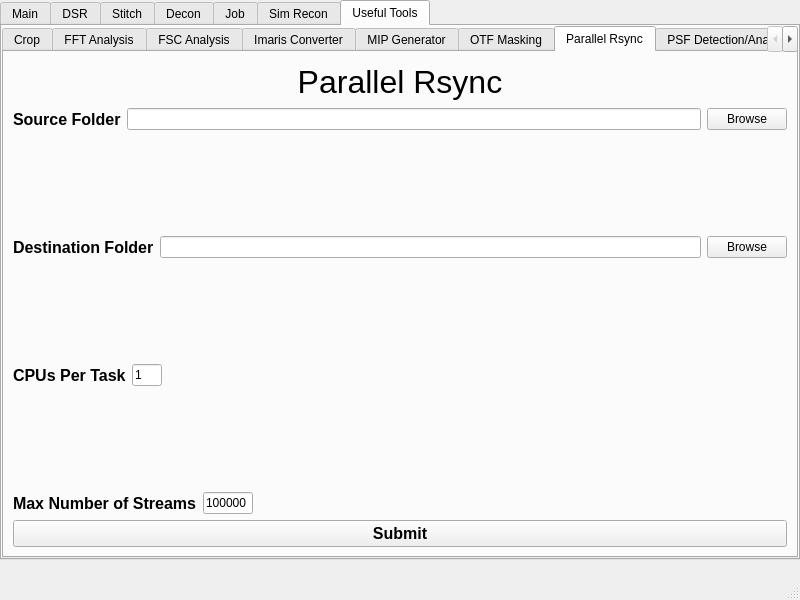
The window that src/mainwindow.ui (abcucberkeley/PetaKit5D-GUI) describes before a commit, drawn with Qt 5.
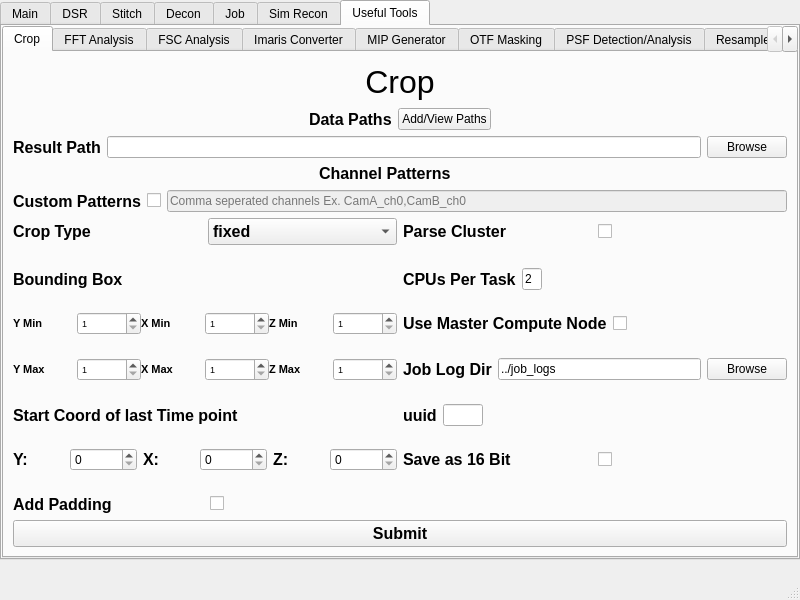
The same window after the commit. The open tabs and pages were chosen to show the change.

Commit message: Removed the Parallel Rsync Useful Tool

The edit to the form file:
```diff
--- a/src/mainwindow.ui
+++ b/src/mainwindow.ui
@@ -9097,268 +9097,6 @@
           </item>
          </layout>
         </widget>
-        <widget class="QWidget" name="parallelRsync">
-         <attribute name="title">
-          <string>Parallel Rsync</string>
-         </attribute>
-         <layout class="QGridLayout" name="gridLayout_15" rowstretch="1,10,1">
-          <item row="0" column="0">
-           <layout class="QVBoxLayout" name="verticalLayout_35">
-            <item>
-             <layout class="QHBoxLayout" name="horizontalLayout_182">
-              <item>
-               <widget class="QLabel" name="parallelRsyncLabel">
-                <property name="sizePolicy">
-                 <sizepolicy hsizetype="Preferred" vsizetype="Preferred">
-                  <horstretch>0</horstretch>
-                  <verstretch>0</verstretch>
-                 </sizepolicy>
-                </property>
-                <property name="font">
-                 <font>
-                  <pointsize>24</pointsize>
-                  <strikeout>false</strikeout>
-                  <kerning>true</kerning>
-                 </font>
-                </property>
-                <property name="text">
-                 <string>Parallel Rsync</string>
-                </property>
-                <property name="alignment">
-                 <set>Qt::AlignCenter</set>
-                </property>
-               </widget>
-              </item>
-             </layout>
-            </item>
-           </layout>
-          </item>
-          <item row="1" column="0">
-           <layout class="QVBoxLayout" name="verticalLayout" stretch="1,1,1,1,1,1,1">
-            <item>
-             <layout class="QHBoxLayout" name="horizontalLayout_63">
-              <item>
-               <widget class="QLabel" name="parallelRsyncSourceLabel">
-                <property name="font">
-                 <font>
-                  <pointsize>12</pointsize>
-                  <bold>true</bold>
-                 </font>
-                </property>
-                <property name="text">
-                 <string>Source Folder</string>
-                </property>
-               </widget>
-              </item>
-              <item>
-               <widget class="QLineEdit" name="parallelRsyncSourceLineEdit">
-                <property name="text">
-                 <string/>
-                </property>
-               </widget>
-              </item>
-              <item>
-               <widget class="QPushButton" name="parallelRsyncSourceBrowseButton">
-                <property name="text">
-                 <string>Browse</string>
-                </property>
-               </widget>
-              </item>
-             </layout>
-            </item>
-            <item>
-             <spacer name="verticalSpacer_73">
-              <property name="orientation">
-               <enum>Qt::Vertical</enum>
-              </property>
-              <property name="sizeHint" stdset="0">
-               <size>
-                <width>20</width>
-                <height>40</height>
-               </size>
-              </property>
-             </spacer>
-            </item>
-            <item>
-             <layout class="QHBoxLayout" name="horizontalLayout_64">
-              <item>
-               <widget class="QLabel" name="parallelRsyncDestLabel">
-                <property name="font">
-                 <font>
-                  <pointsize>12</pointsize>
-                  <bold>true</bold>
-                 </font>
-                </property>
-                <property name="text">
-                 <string>Destination Folder</string>
-                </property>
-               </widget>
-              </item>
-              <item>
-               <widget class="QLineEdit" name="parallelRsyncDestLineEdit">
-                <property name="text">
-                 <string/>
-                </property>
-               </widget>
-              </item>
-              <item>
-               <widget class="QPushButton" name="parallelRsyncDestBrowseButton">
-                <property name="text">
-                 <string>Browse</string>
-                </property>
-               </widget>
-              </item>
-             </layout>
-            </item>
-            <item>
-             <spacer name="verticalSpacer_74">
-              <property name="orientation">
-               <enum>Qt::Vertical</enum>
-              </property>
-              <property name="sizeHint" stdset="0">
-               <size>
-                <width>20</width>
-                <height>40</height>
-               </size>
-              </property>
-             </spacer>
-            </item>
-            <item>
-             <layout class="QHBoxLayout" name="horizontalLayout_62">
-              <item>
-               <widget class="QLabel" name="parallelRsyncCpusPerTaskLabel">
-                <property name="font">
-                 <font>
-                  <pointsize>12</pointsize>
-                  <bold>true</bold>
-                 </font>
-                </property>
-                <property name="text">
-                 <string>CPUs Per Task</string>
-                </property>
-               </widget>
-              </item>
-              <item>
-               <widget class="QLineEdit" name="parallelRsyncCpusPerTaskLineEdit">
-                <property name="sizePolicy">
-                 <sizepolicy hsizetype="Maximum" vsizetype="Fixed">
-                  <horstretch>0</horstretch>
-                  <verstretch>0</verstretch>
-                 </sizepolicy>
-                </property>
-                <property name="maximumSize">
-                 <size>
-                  <width>30</width>
-                  <height>16777215</height>
-                 </size>
-                </property>
-                <property name="text">
-                 <string>1</string>
-                </property>
-               </widget>
-              </item>
-              <item>
-               <spacer name="parallelRyncCpusPerTaskSpacer">
-                <property name="orientation">
-                 <enum>Qt::Horizontal</enum>
-                </property>
-                <property name="sizeHint" stdset="0">
-                 <size>
-                  <width>40</width>
-                  <height>20</height>
-                 </size>
-                </property>
-               </spacer>
-              </item>
-             </layout>
-            </item>
-            <item>
-             <spacer name="verticalSpacer_75">
-              <property name="orientation">
-               <enum>Qt::Vertical</enum>
-              </property>
-              <property name="sizeHint" stdset="0">
-               <size>
-                <width>20</width>
-                <height>40</height>
-               </size>
-              </property>
-             </spacer>
-            </item>
-            <item>
-             <layout class="QHBoxLayout" name="horizontalLayout_67">
-              <item>
-               <widget class="QLabel" name="parallelRsyncNumStreamLabel">
-                <property name="font">
-                 <font>
-                  <pointsize>12</pointsize>
-                  <bold>true</bold>
-                 </font>
-                </property>
-                <property name="text">
-                 <string>Max Number of Streams</string>
-                </property>
-               </widget>
-              </item>
-              <item>
-               <widget class="QLineEdit" name="parallelRsyncNumStreamLineEdit">
-                <property name="sizePolicy">
-                 <sizepolicy hsizetype="Maximum" vsizetype="Fixed">
-                  <horstretch>0</horstretch>
-                  <verstretch>0</verstretch>
-                 </sizepolicy>
-                </property>
-                <property name="maximumSize">
-                 <size>
-                  <width>50</width>
-                  <height>16777215</height>
-                 </size>
-                </property>
-                <property name="text">
-                 <string>100000</string>
-                </property>
-               </widget>
-              </item>
-              <item>
-               <spacer name="parallelRsyncNumStreamSpacer">
-                <property name="orientation">
-                 <enum>Qt::Horizontal</enum>
-                </property>
-                <property name="sizeHint" stdset="0">
-                 <size>
-                  <width>40</width>
-                  <height>20</height>
-                 </size>
-                </property>
-               </spacer>
-              </item>
-             </layout>
-            </item>
-           </layout>
-          </item>
-          <item row="2" column="0">
-           <layout class="QVBoxLayout" name="verticalLayout_36">
-            <item>
-             <layout class="QHBoxLayout" name="horizontalLayout_183">
-              <item>
-               <widget class="QPushButton" name="parallelRsyncSubmitButton">
-                <property name="font">
-                 <font>
-                  <pointsize>12</pointsize>
-                  <bold>true</bold>
-                 </font>
-                </property>
-                <property name="text">
-                 <string>Submit</string>
-                </property>
-               </widget>
-              </item>
-             </layout>
-            </item>
-           </layout>
-          </item>
-         </layout>
-        </widget>
         <widget class="QWidget" name="psfDetectionAnalysis">
          <property name="enabled">
           <bool>true</bool>
```
The commit also changes 2 other files.
